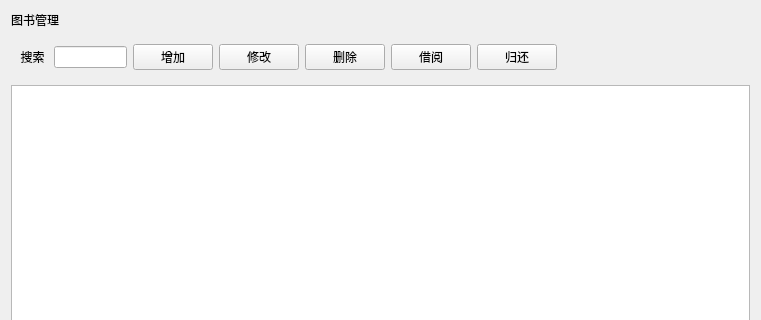
Before: the Qt Designer form cell/bookmgr.ui in YSLLL333/QT-, drawn with Qt 5; both pictures show x 0 to 761 and y 0 to 320 of the 761 by 472 pixel window.
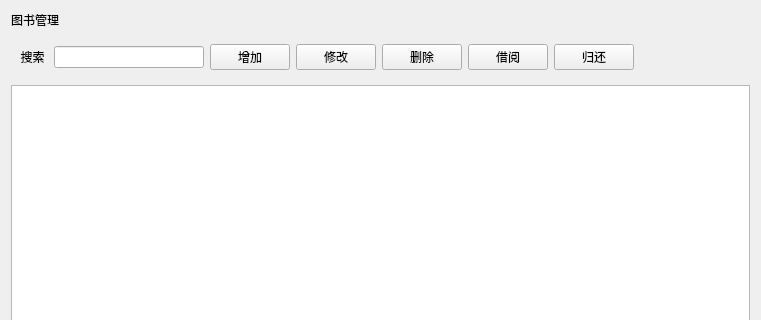
After: the same form once the commit is applied.

Diff of the .ui file:
```diff
--- a/cell/bookmgr.ui
+++ b/cell/bookmgr.ui
@@ -62,6 +62,12 @@
       </item>
       <item row="0" column="1">
        <widget class="QLineEdit" name="le_srch">
+        <property name="minimumSize">
+         <size>
+          <width>150</width>
+          <height>0</height>
+         </size>
+        </property>
         <property name="name" stdset="0">
          <string>le</string>
         </property>
```
